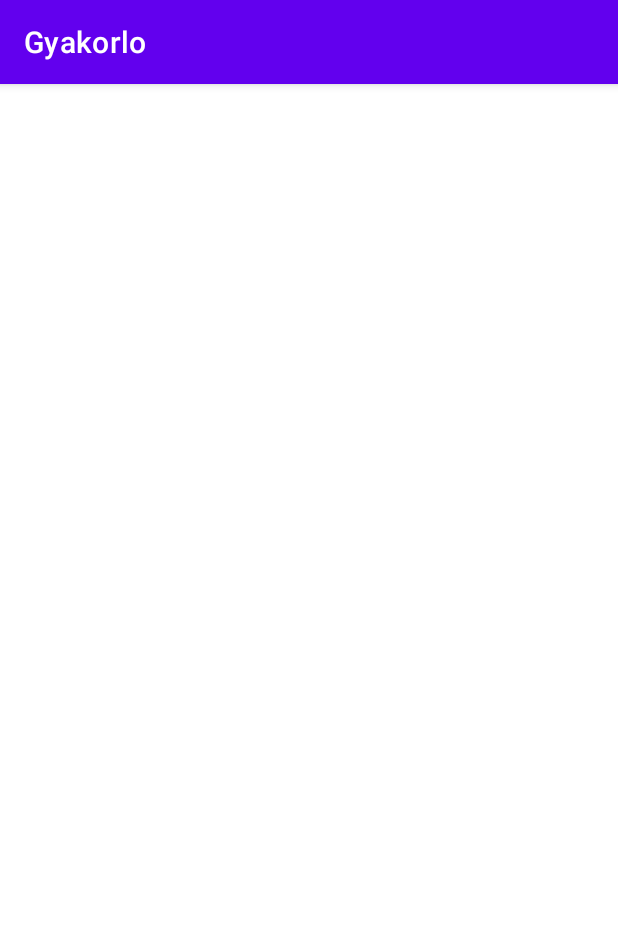
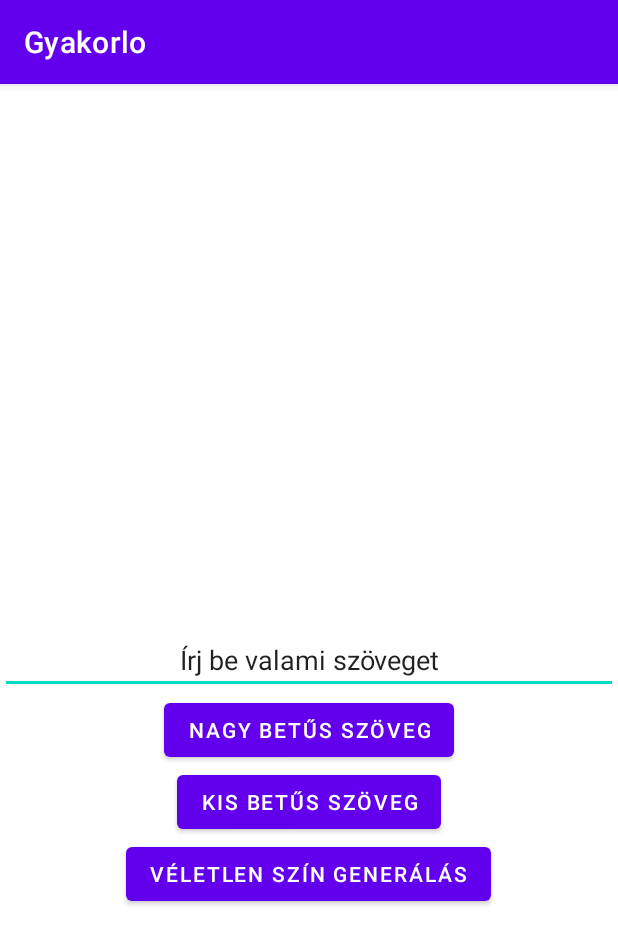
Before and after one commit to FZsiga02/AndroidGyakorlo, an Android app: the screen it shows after launch (MainActivity), on a phone screen of 412 x 824 dp. Shown: the top 944 px of the screen. Run offline under Robolectric (Android 15) with nearby library versions, the phone set to English and light mode, and no system bars.

```diff
--- a/app/src/main/res/layout/activity_main.xml
+++ b/app/src/main/res/layout/activity_main.xml
@@ -6,5 +6,47 @@
     android:layout_height="match_parent"
     tools:context=".MainActivity">
 
+    <EditText
+        android:id="@+id/EditText"
+        android:layout_width="match_parent"
+        android:layout_height="wrap_content"
+        android:layout_centerVertical="true"
+        android:text="Írj be valami szöveget"
+        android:textAlignment="center"
+        />
 
+    <Button
+        android:id="@+id/NagyBetus"
+        android:layout_width="wrap_content"
+        android:layout_height="wrap_content"
+        android:text="NAGY BETŰS SZÖVEG"
+        android:layout_centerHorizontal="true"
+        android:layout_below="@+id/EditText"
+        />
+
+    <Button
+        android:id="@+id/KisBetus"
+        android:layout_width="wrap_content"
+        android:layout_height="wrap_content"
+        android:text="KIS BETŰS SZÖVEG"
+        android:layout_centerHorizontal="true"
+        android:layout_below="@+id/NagyBetus"
+        />
+
+    <Button
+        android:id="@+id/VeletlenSzin"
+        android:layout_width="wrap_content"
+        android:layout_height="wrap_content"
+        android:text="VÉLETLEN SZÍN GENERÁLÁS"
+        android:layout_centerHorizontal="true"
+        android:layout_below="@+id/KisBetus"
+        />
+
+    <TextView
+        android:id="@+id/Megjelenit"
+        android:layout_width="match_parent"
+        android:layout_height="wrap_content"
+        android:textAlignment="center"
+        android:layout_below="@+id/VeletlenSzin"
+        />
 </RelativeLayout>
```
